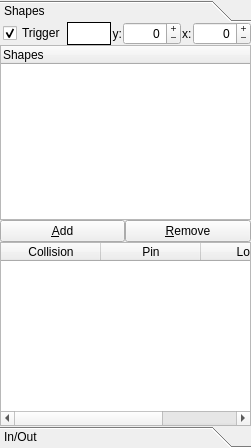
Qt form lib/ui/tab_regionsUi.ui (gasparnori/Spotter) before a commit.
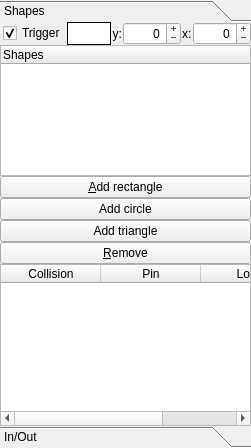
The same form after that commit.

Commit message: added logging button

The edit to the form file:
```diff
--- a/lib/ui/tab_regionsUi.ui
+++ b/lib/ui/tab_regionsUi.ui
@@ -69,19 +69,6 @@
            <property name="spacing">
             <number>0</number>
            </property>
-           <item row="7" column="1">
-            <widget class="QPushButton" name="btn_remove_shape">
-             <property name="minimumSize">
-              <size>
-               <width>30</width>
-               <height>0</height>
-              </size>
-             </property>
-             <property name="text">
-              <string>&amp;Remove</string>
-             </property>
-            </widget>
-           </item>
            <item row="5" column="0" rowspan="2" colspan="2">
             <widget class="QTreeWidget" name="tree_region_shapes">
              <property name="sizePolicy">
@@ -106,31 +93,22 @@
              </column>
             </widget>
            </item>
-           <item row="7" column="0">
-            <widget class="QPushButton" name="btn_add_shape">
-             <property name="minimumSize">
-              <size>
-               <width>30</width>
-               <height>0</height>
-              </size>
-             </property>
-             <property name="statusTip">
-              <string>Drag: Rectangle. Shift+drag: Circle. Ctrl+drag: Line.</string>
-             </property>
-             <property name="text">
-              <string>&amp;Add</string>
-             </property>
-             <property name="checkable">
-              <bool>true</bool>
-             </property>
-            </widget>
-           </item>
-           <item row="8" column="0" colspan="2">
+           <item row="13" column="0" colspan="2">
             <layout class="QGridLayout" name="gridLayout_10">
              <property name="spacing">
               <number>0</number>
              </property>
-             <item row="1" column="0">
+             <item row="2" column="0">
+              <widget class="QPushButton" name="btn_add_triangle">
+               <property name="text">
+                <string>Add circle</string>
+               </property>
+               <property name="checkable">
+                <bool>true</bool>
+               </property>
+              </widget>
+             </item>
+             <item row="5" column="0">
               <widget class="QTableWidget" name="table_slots">
                <property name="horizontalScrollBarPolicy">
                 <enum>Qt::ScrollBarAsNeeded</enum>
@@ -173,6 +151,48 @@
                </column>
               </widget>
              </item>
+             <item row="3" column="0">
+              <widget class="QPushButton" name="btn_add_circle">
+               <property name="text">
+                <string>Add triangle</string>
+               </property>
+               <property name="checkable">
+                <bool>true</bool>
+               </property>
+              </widget>
+             </item>
+             <item row="1" column="0">
+              <widget class="QPushButton" name="btn_add_rect">
+               <property name="minimumSize">
+                <size>
+                 <width>30</width>
+                 <height>0</height>
+                </size>
+               </property>
+               <property name="statusTip">
+                <string>Drag: Rectangle. Shift+drag: Circle. Ctrl+drag: Line.</string>
+               </property>
+               <property name="text">
+                <string>&amp;Add rectangle</string>
+               </property>
+               <property name="checkable">
+                <bool>true</bool>
+               </property>
+              </widget>
+             </item>
+             <item row="4" column="0">
+              <widget class="QPushButton" name="btn_remove_shape">
+               <property name="minimumSize">
+                <size>
+                 <width>30</width>
+                 <height>0</height>
+                </size>
+               </property>
+               <property name="text">
+                <string>&amp;Remove</string>
+               </property>
+              </widget>
+             </item>
             </layout>
            </item>
            <item row="0" column="0" colspan="2">
```
Left out of the diff: 4 changed lines with no effect on the pictures. The commit also changes 71 other files.
